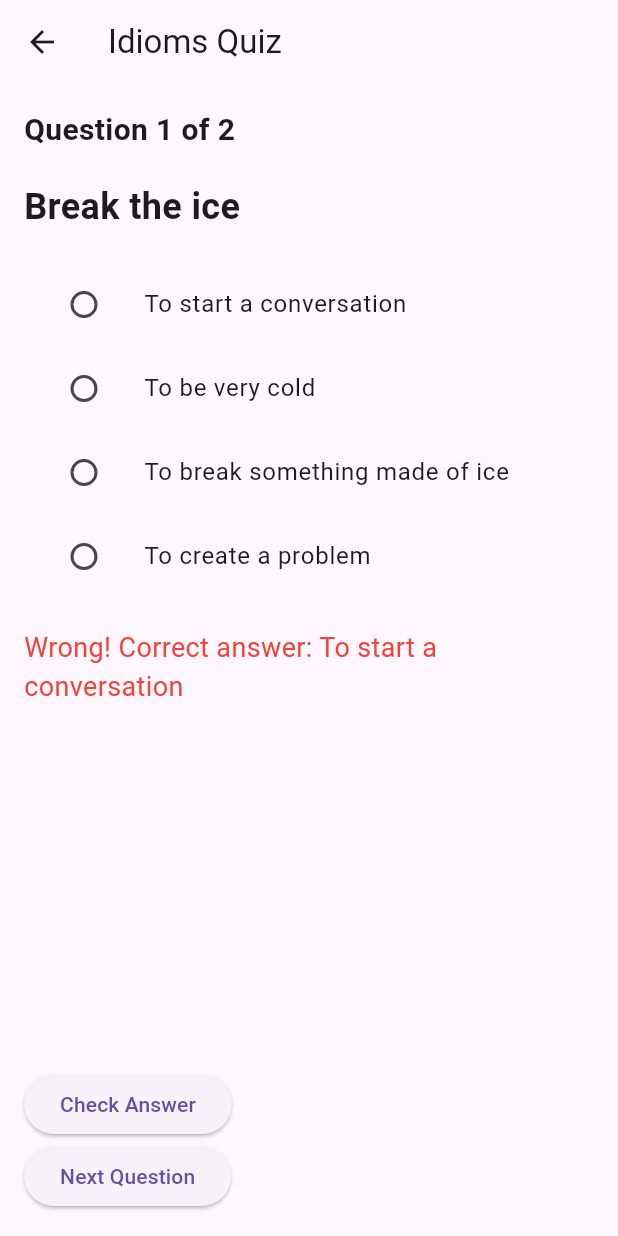
After one commit to VladLavrynenko/IdiomsAndPhrasesApp, a Flutter app: the QuizScreen screen opened directly, after a tap on "Check Answer", on a phone screen of 412 x 824 dp. The commit adds this screen. Run offline on Flutter 3.47's test engine with Material 3 defaults, Android fonts, the phone set to English and light mode, and no system bars; our stand-ins replace bloc, carousel_slider, firebase_auth, firebase_core, flutter_bloc, flutter_onboarding_slider and 2 more; accounts and stored records are empty; network calls fail.

Commit message:
Add Quiz template. Needed to fix and change.

```diff
--- /dev/null
+++ b/lib/QuizPage/QuizPage.dart
@@ -0,0 +1,245 @@
+import 'dart:convert';
+import 'package:flutter/cupertino.dart';
+import 'package:flutter/material.dart';
+import 'package:flutter/services.dart';
+import 'package:flutter_tts/flutter_tts.dart';
+import '../model/ScreensModes.dart';
+import '../util/constants.dart';
+import 'package:http/http.dart' as http;
+
+
+class QuizScreen extends StatefulWidget {
+  final ScreensModes screenMode;
+
+
+  const QuizScreen({super.key, required this.screenMode});
+
+  @override
+  State<QuizScreen> createState() => _QuizScreenState();
+}
+
+class _QuizScreenState extends State<QuizScreen> {
+  final List<Map<String, dynamic>> questions = [
+    {
+      'idiom': 'Break the ice',
+      'options': [
+        {'text': 'To start a conversation', 'correct': true},
+        {'text': 'To be very cold'},
+        {'text': 'To break something made of ice'},
+        {'text': 'To create a problem'},
+      ],
+      'selectedOption': '',
+      'correctAnswer': 'To start a conversation',
+    },
+    {
+      'idiom': 'Hit the sack',
+      'options': [
+        {'text': 'To go to bed', 'correct': true},
+        {'text': 'To hit a bag'},
+        {'text': 'To start working'},
+        {'text': 'To be very tired'},
+      ],
+      'selectedOption': '',
+      'correctAnswer': 'To go to bed',
+    },
+    // Add more questions here
+  ];
+
+
+  var title = 'Top-10';
+  int? focusedIndex;
+  bool isIdiomFocused = false;
+  var flutterTts = FlutterTts();
+
+  String? language;
+  String? engine;
+  double volume = 0.5;
+  double pitch = 1.0;
+  double rate = 0.5;
+  bool isCurrentLanguageInstalled = false;
+
+  var _newVoiceText = "Lesson One";
+
+
+  int currentQuestionIndex = 0;
+  int score = 0;
+  bool showAnswer = false;
+
+
+  List<dynamic> jsonData = [];
+
+  Future<void> _speak() async {
+    await flutterTts.setVolume(volume);
+    await flutterTts.setSpeechRate(rate);
+    await flutterTts.setPitch(pitch);
+
+    if (_newVoiceText.isNotEmpty) {
+      await flutterTts.speak(_newVoiceText);
+    }
+  }
+
+
+  @override
+  void initState() {
+    var mode = widget.screenMode;
+
+    super.initState();
+    downloadJSONFile(top10URL).then((data) {
+      setState(() {
+        title = mode.title;
+
+        if(mode == ScreensModes.TOP10){
+          jsonData = data["idioms"];
+        } else {
+          jsonData = data["others"];
+        }
+      });
+    });
+
+  }
+
+    @override
+    Widget build(BuildContext context) {
+      var currentQuestion =  questions[currentQuestionIndex];
+
+      return Scaffold(
+        appBar: AppBar(
+          title: Text('Idioms Quiz'),
+        ),
+        body: Padding(
+          padding: const EdgeInsets.all(16.0),
+          child: Column(
+            crossAxisAlignment: CrossAxisAlignment.start,
+            children: [
+              Text(
+                'Question ${currentQuestionIndex + 1} of ${questions.length}',
+                style: TextStyle(fontSize: 20, fontWeight: FontWeight.bold),
+              ),
+              SizedBox(height: 20),
+              Text(
+                currentQuestion['idiom'],
+                style: TextStyle(fontSize: 24, fontWeight: FontWeight.bold),
+              ),
+              SizedBox(height: 20),
+              ...currentQuestion['options'].map<Widget>((option) {
+                return ListTile(
+                  title: Text(option['text']),
+                  leading: Radio(
+                    value: option['text'],
+                    groupValue: currentQuestion['selectedOption'],
+                    onChanged: (value) {
+                      setState(() {
+                        currentQuestion['selectedOption'] = value;
+                      });
+                    },
+                  ),
+                );
+              }).toList(),
+              SizedBox(height: 20),
+              if (showAnswer)
+                Text(
+                  currentQuestion['selectedOption'] == currentQuestion['correctAnswer']
+                      ? 'Correct!'
+                      : 'Wrong! Correct answer: ${currentQuestion['correctAnswer']}',
+                  style: TextStyle(
+                    fontSize: 18,
+                    color: currentQuestion['selectedOption'] == currentQuestion['correctAnswer']
+                        ? Colors.green
+                        : Colors.red,
+                  ),
+                ),
+              Spacer(),
+              ElevatedButton(
+                onPressed: () {
+                  setState(() {
+                    showAnswer = true;
+                    if (currentQuestion['selectedOption'] == currentQuestion['correctAnswer']) {
+                      score++;
+                    }
+                  });
+                },
+                child: Text('Check Answer'),
+              ),
+              ElevatedButton(
+                onPressed: () {
+                  if (currentQuestionIndex < questions.length - 1) {
+                    setState(() {
+                      currentQuestionIndex++;
+                      showAnswer = false;
+                    });
+                  } else {
+                    Navigator.push(
+                      context,
+                      MaterialPageRoute(
+                        builder: (context) => ResultPage(score: score, total: questions.length),
+                      ),
+                    );
+                  }
+                },
+                child: Text(currentQuestionIndex < questions.length - 1 ? 'Next Question' : 'Finish Quiz'),
+              ),
+            ],
+          ),
+        ),
+      );
+    }
+}
+
+Future<Map<String, dynamic>> downloadJSONFile(String downloadURL) async {
+  try {
+    // Fetch the JSON file from the URL
+    final http.Response response = await http.get(Uri.parse(downloadURL));
+
+    // Check if the request was successful (status code 200)
+    if (response.statusCode == 200) {
+      // Convert response body from JSON string to Map
+      Map<String, dynamic> jsonData = jsonDecode(response.body);
+      return jsonData;
+    } else {
+      // If request was not successful, throw an error
+      throw Exception('Failed to load JSON file');
+    }
+  } catch (e) {
+    print('Error downloading JSON file: $e');
+    return {};
+  }
+}
+
+void copyToClipBoard(BuildContext context, String textToCopy)  async {
+  if (textToCopy.isNotEmpty) {
+    try {
+      await Clipboard.setData(ClipboardData(text: textToCopy));
+      ScaffoldMessenger.of(context).showSnackBar(
+        SnackBar(content: Text('Copied to Clipboard!')),
+      );
+    } catch (e) {
+      ScaffoldMessenger.of(context).showSnackBar(
+        SnackBar(content: Text('Failed to copy to clipboard.')),
+      );
+    }
+  }
+}
+
+
+
+class ResultPage extends StatelessWidget {
+  final int score;
+  final int total;
+
+  ResultPage({required this.score, required this.total});
+
+  @override
+  Widget build(BuildContext context) {
+    return Scaffold(
+      appBar: AppBar(
+        title: Text('Quiz Result'),
+      ),
+      body: Center(
+        child: Text(
+          'You scored $score out of $total!',
+          style: TextStyle(fontSize: 24, fontWeight: FontWeight.bold),
+        ),
+      ),
+    );
+  }
+}
```
Also changed, not shown: lib/util/widgets/CardHome.dart (+27 -32 lines).
